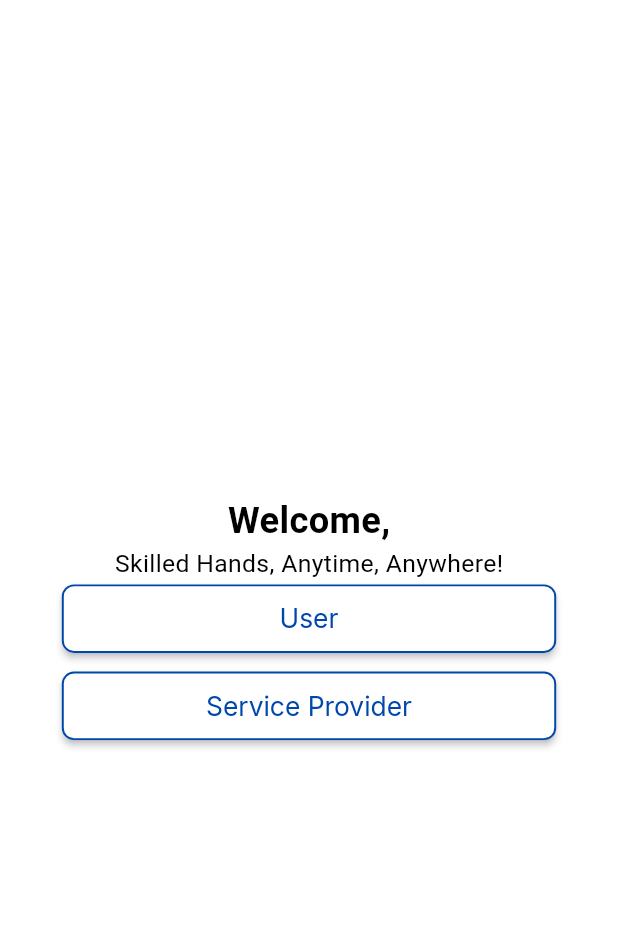
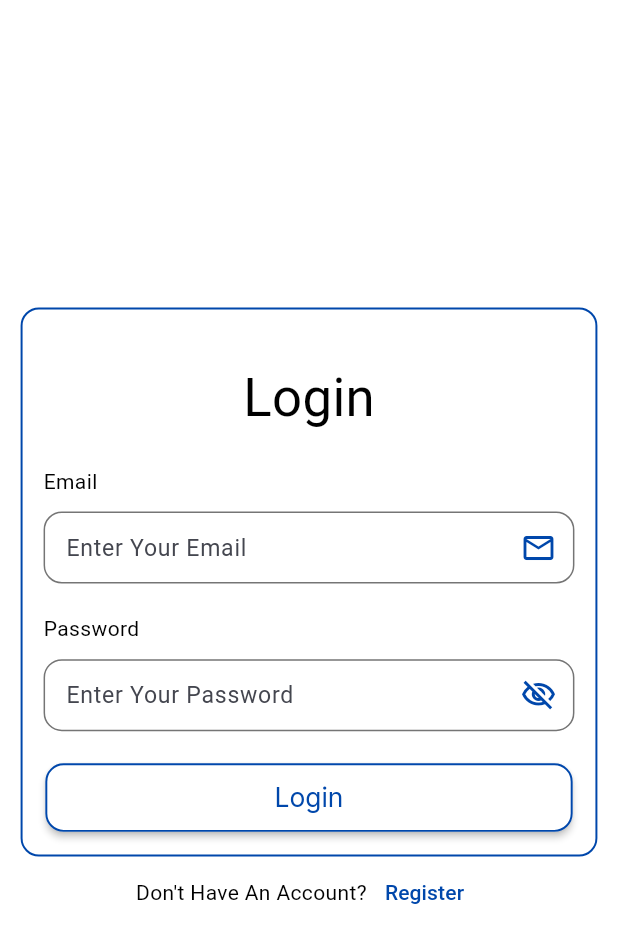
Before and after one commit to KarimYasser15/kafa2a, a Flutter app: the screen it shows after launch, after a tap on "User", on a phone screen of 412 x 824 dp. Shown: the top 943 px of the screen. Run offline on Flutter 3.47's test engine with Material 3 defaults, Android fonts, the phone set to English and light mode, and no system bars; our stand-ins replace email_validator, flutter_screenutil, google_fonts.

Commit message:
Finished UI of Login Screen

```diff
--- a/lib/config/app_theme.dart
+++ b/lib/config/app_theme.dart
@@ -24,9 +24,9 @@ class AppTheme {
               fontSize: 16.sp,
               textStyle: TextStyle(overflow: TextOverflow.ellipsis)),
           elevation: 2,
-          fixedSize: Size(300.w, 45.h),
+          fixedSize: Size(320.w, 45.h),
           shape: RoundedRectangleBorder(
-              borderRadius: BorderRadius.circular(8.r),
+              borderRadius: BorderRadius.circular(12.r),
               side: BorderSide(color: ColorsManager.blue, width: 1.2.w))),
     ),
   );
--- a/lib/config/routes_manager.dart
+++ b/lib/config/routes_manager.dart
@@ -1,14 +1,21 @@
 import 'package:flutter/material.dart';
+import 'package:kafa2a/features/auth/login/view/login_screen.dart';
 import 'package:kafa2a/features/onboarding/onboarding_screen.dart';
 
 class RoutesManager {
   static const String onBoarding = '/onboarding';
+  static const String login = "/login";
   static Route? router(RouteSettings settings) {
     switch (settings.name) {
       case onBoarding:
         return MaterialPageRoute(
           builder: (context) => OnboardingScreen(),
         );
+      case login:
+        return MaterialPageRoute(
+          builder: (context) => LoginScreen(),
+          settings: settings,
+        );
     }
     return null;
   }
--- a/lib/config/strings_manager.dart
+++ b/lib/config/strings_manager.dart
@@ -3,4 +3,11 @@ class StringsManager {
   static const String serviceProvider = "Service Provider";
   static const String welcome = "Welcome";
   static const String slogan = "Skilled Hands, Anytime, Anywhere!";
+  static const String login = "Login";
+  static const String email = "Email";
+  static const String password = "Password";
+  static const String enterYourEmail = "Enter Your Email";
+  static const String enterYourPassword = "Enter Your Password";
+  static const String dontHaveAnAccount = "Don't Have An Account?";
+  static const String register = "Register";
 }
--- /dev/null
+++ b/lib/core/messages.dart
@@ -0,0 +1,7 @@
+class Messages {
+  static const String emailRequired = "Please Enter Your Email";
+  static const String invalidEmail = "Please Enter a valid Email";
+  static const String passwordRequired = "Please enter a password";
+  static const String passwordIsSmall =
+      "Password must be at least 6 characters";
+}
--- /dev/null
+++ b/lib/core/validators.dart
@@ -0,0 +1,23 @@
+import 'package:email_validator/email_validator.dart';
+import 'package:kafa2a/core/messages.dart';
+
+class Validators {
+  static String? validateEmail(String? email) {
+    if (email == null || email.trim().isEmpty) {
+      return Messages.emailRequired;
+    }
+    if (!EmailValidator.validate(email)) {
+      return Messages.invalidEmail;
+    }
+    return null;
+  }
+
+  static String? validatePassword(String? password) {
+    if (password == null || password.trim().isEmpty) {
+      return Messages.passwordRequired;
+    } else if (password.length < 6) {
+      return Messages.passwordIsSmall;
+    }
+    return null;
+  }
+}
--- /dev/null
+++ b/lib/features/auth/login/view/login_screen.dart
@@ -0,0 +1,96 @@
+import 'package:flutter/material.dart';
+import 'package:flutter_screenutil/flutter_screenutil.dart';
+import 'package:kafa2a/config/app_styles.dart';
+import 'package:kafa2a/config/colors_manager.dart';
+import 'package:kafa2a/config/strings_manager.dart';
+import 'package:kafa2a/features/auth/login/view/widgets/email_form_field.dart';
+import 'package:kafa2a/features/auth/login/view/widgets/password_form_field.dart';
+
+class LoginScreen extends StatefulWidget {
+  LoginScreen({super.key});
+
+  @override
+  State<LoginScreen> createState() => _LoginScreenState();
+}
+
+class _LoginScreenState extends State<LoginScreen> {
+  var formKey = GlobalKey<FormState>();
+  TextEditingController passwordController = TextEditingController();
+  TextEditingController emailController = TextEditingController();
+
+  @override
+  Widget build(BuildContext context) {
+    final String userType =
+        ModalRoute.of(context)!.settings.arguments as String;
+    return Scaffold(
+      body: Center(
+        child: SingleChildScrollView(
+          child: Column(
+            mainAxisAlignment: MainAxisAlignment.center,
+            children: [
+              Container(
+                alignment: Alignment.center,
+                width: 350.w,
+                decoration: BoxDecoration(
+                    borderRadius: BorderRadius.circular(12.r),
+                    border:
+                        Border.all(color: ColorsManager.blue, width: 1.2.w)),
+                child: Padding(
+                  padding: EdgeInsets.all(14.0),
+                  child: Form(
+                    key: formKey,
+                    child: Column(
+                      mainAxisAlignment: MainAxisAlignment.center,
+                      crossAxisAlignment: CrossAxisAlignment.start,
+                      children: [
+                        Padding(padding: EdgeInsets.only(top: 20.h)),
+                        Center(
+                            child: Text(
+                          StringsManager.login,
+                          style: AppStyles.onBoarding.copyWith(
+                              fontSize: 32.sp, fontWeight: FontWeight.normal),
+                        )),
+                        SizedBox(
+                          height: 20.h,
+                        ),
+                        Text(StringsManager.email),
+                        SizedBox(height: 10.h),
+                        EmailFormField(
+                          controller: emailController,
+                        ),
+                        SizedBox(height: 20.h),
+                        Text(StringsManager.password),
+                        SizedBox(height: 10.h),
+                        PasswordFormField(
+                          controller: passwordController,
+                        ),
+                        SizedBox(
+                          height: 20.h,
+                        ),
+                        Center(
+                          child: ElevatedButton(
+                              onPressed: () {
+                                if (formKey.currentState!.validate()) {}
+                              },
+                              child: Text(StringsManager.login)),
+                        )
+                      ],
+                    ),
+                  ),
+                ),
+              ),
+              Row(
+                mainAxisAlignment: MainAxisAlignment.center,
+                children: [
+                  Text(StringsManager.dontHaveAnAccount),
+                  TextButton(
+                      onPressed: () {}, child: Text(StringsManager.register)),
+                ],
+              )
+            ],
+          ),
+        ),
+      ),
+    );
+  }
+}
--- /dev/null
+++ b/lib/features/auth/login/view/widgets/email_form_field.dart
@@ -0,0 +1,42 @@
+import 'package:flutter/material.dart';
+import 'package:flutter_screenutil/flutter_screenutil.dart';
+import 'package:kafa2a/config/colors_manager.dart';
+import 'package:kafa2a/config/strings_manager.dart';
+import 'package:kafa2a/core/validators.dart';
+
+class EmailFormField extends StatelessWidget {
+  EmailFormField({super.key, required this.controller});
+  TextEditingController controller;
+  @override
+  Widget build(BuildContext context) {
+    return TextFormField(
+      controller: controller,
+      validator: (value) => Validators.validateEmail(value),
+      style: TextStyle(fontSize: 14.sp),
+      decoration: InputDecoration(
+          hintText: StringsManager.enterYourEmail,
+          hintStyle: TextStyle(fontSize: 14.sp),
+          contentPadding: EdgeInsets.symmetric(horizontal: 10.w),
+          enabledBorder: OutlineInputBorder(
+            borderRadius: BorderRadius.circular(12.r),
+            borderSide: BorderSide(color: Colors.black54),
+          ),
+          border: OutlineInputBorder(
+            borderRadius: BorderRadius.circular(12.r),
+            borderSide: BorderSide(color: ColorsManager.blue),
+          ),
+          errorBorder: OutlineInputBorder(
+            borderRadius: BorderRadius.circular(12.r),
+            borderSide: BorderSide(color: Colors.red.shade900),
+          ),
+          focusedBorder: OutlineInputBorder(
+            borderSide: BorderSide(color: ColorsManager.blue),
+            borderRadius: BorderRadius.circular(12.r),
+          ),
+          suffixIcon: Icon(
+            Icons.email_outlined,
+            color: ColorsManager.blue,
+          )),
+    );
+  }
+}
--- /dev/null
+++ b/lib/features/auth/login/view/widgets/password_form_field.dart
@@ -0,0 +1,63 @@
+import 'package:flutter/material.dart';
+import 'package:flutter_screenutil/flutter_screenutil.dart';
+import 'package:kafa2a/config/colors_manager.dart';
+import 'package:kafa2a/config/strings_manager.dart';
+import 'package:kafa2a/core/validators.dart';
+
+class PasswordFormField extends StatefulWidget {
+  PasswordFormField({super.key, required this.controller});
+  TextEditingController controller;
+  @override
+  State<PasswordFormField> createState() => _PasswordFormFieldState();
+}
+
+class _PasswordFormFieldState extends State<PasswordFormField> {
+  bool isVisible = true;
+
+  Icon visibilityIcon =
+      Icon(Icons.visibility_off_outlined, color: ColorsManager.blue);
+  @override
+  Widget build(BuildContext context) {
+    return TextFormField(
+        controller: widget.controller,
+        validator: (value) => Validators.validatePassword(value),
+        obscureText: isVisible,
+        style: TextStyle(fontSize: 14.sp),
+        decoration: InputDecoration(
+            hintText: StringsManager.enterYourPassword,
+            hintStyle: TextStyle(fontSize: 14.sp),
+            contentPadding: EdgeInsets.symmetric(horizontal: 10.w),
+            enabledBorder: OutlineInputBorder(
+              borderRadius: BorderRadius.circular(12.r),
+              borderSide: BorderSide(color: Colors.black54),
+            ),
+            errorBorder: OutlineInputBorder(
+              borderRadius: BorderRadius.circular(12.r),
+              borderSide: BorderSide(color: Colors.red.shade900),
+            ),
+            border: OutlineInputBorder(
+              borderRadius: BorderRadius.circular(12.r),
+              borderSide: BorderSide(color: ColorsManager.blue),
+            ),
+            focusedBorder: OutlineInputBorder(
+              borderSide: BorderSide(color: ColorsManager.blue),
+              borderRadius: BorderRadius.circular(12.r),
+            ),
+            suffixIcon: IconButton(
+                onPressed: () {
+                  if (isVisible) {
+                    visibilityIcon = Icon(Icons.visibility_outlined,
+                        color: ColorsManager.blue);
+                    isVisible = false;
+                  } else {
+                    visibilityIcon = Icon(
+                      Icons.visibility_off_outlined,
+                      color: ColorsManager.blue,
+                    );
+                    isVisible = true;
+                  }
+                  setState(() {});
+                },
+                icon: visibilityIcon)));
+  }
+}
--- a/lib/features/onboarding/onboarding_screen.dart
+++ b/lib/features/onboarding/onboarding_screen.dart
@@ -1,6 +1,7 @@
 import 'package:flutter/material.dart';
 import 'package:flutter_screenutil/flutter_screenutil.dart';
 import 'package:kafa2a/config/app_styles.dart';
+import 'package:kafa2a/config/routes_manager.dart';
 import 'package:kafa2a/config/strings_manager.dart';
 import 'package:kafa2a/core/widgets/default_elevated_button.dart';
 
@@ -26,7 +27,8 @@ class OnboardingScreen extends StatelessWidget {
             ),
             DefaultElevatedButton(
               label: StringsManager.user,
-              onPressed: () {},
+              onPressed: () => Navigator.pushNamed(context, RoutesManager.login,
+                  arguments: "user"),
             ),
             SizedBox(
               height: 10.h,
--- a/pubspec.yaml
+++ b/pubspec.yaml
@@ -36,6 +36,7 @@ dependencies:
   cupertino_icons: ^1.0.8
   flutter_screenutil: ^5.9.3
   google_fonts: ^6.2.1
+  email_validator: ^3.0.0
 
 dev_dependencies:
   flutter_test:
```
Also changed, not shown: pubspec.lock.
